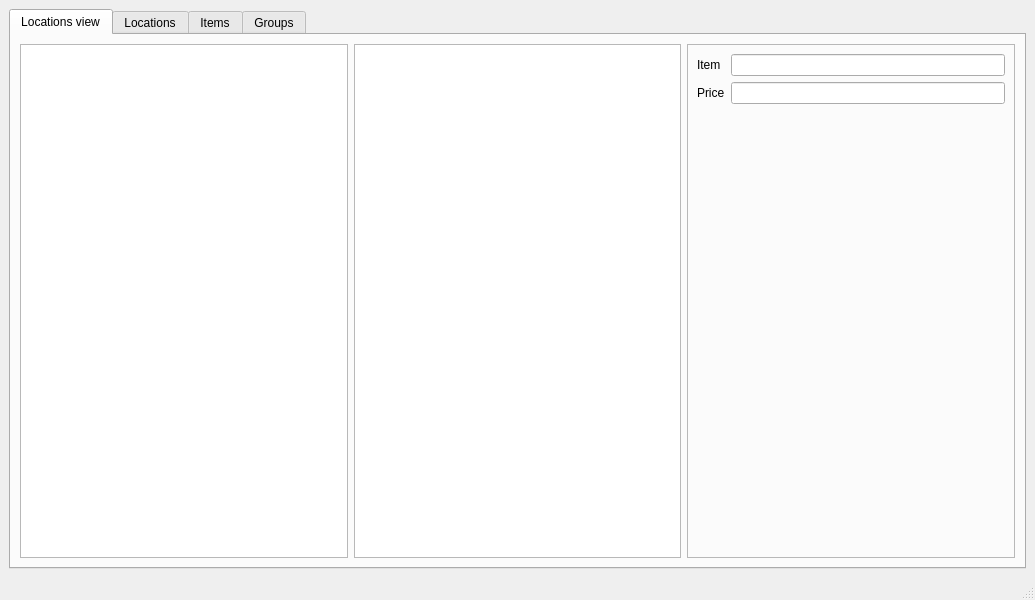
Qt form mainwindow.ui (Makimars/DnD-price-system) before a commit.
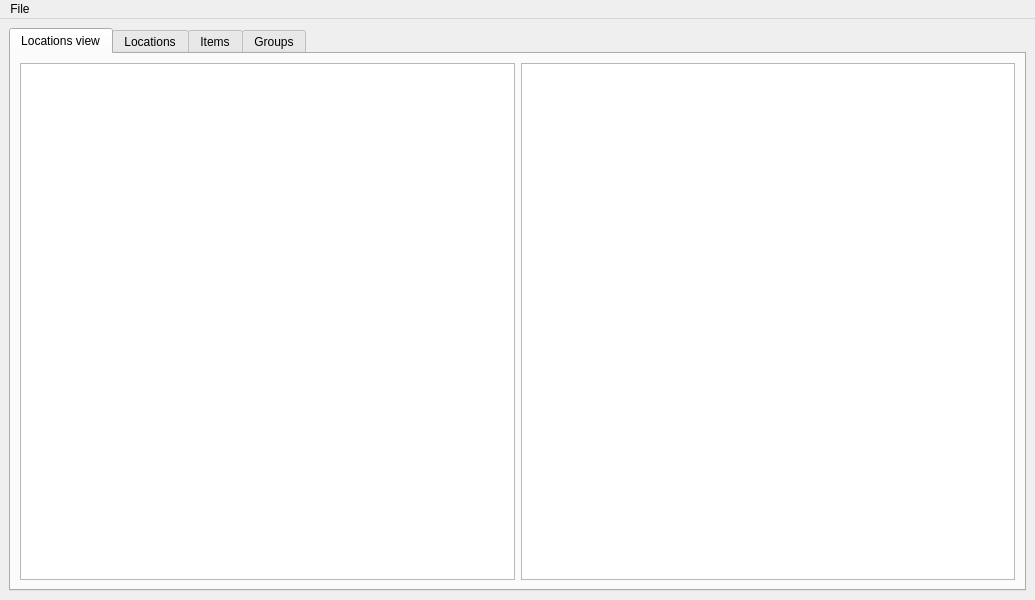
The same form after that commit. The open tabs and pages were chosen to show the change.

```diff
--- a/mainwindow.ui
+++ b/mainwindow.ui
@@ -29,59 +29,13 @@
          <widget class="QListWidget" name="locationsSelectView"/>
         </item>
         <item>
-         <widget class="QListWidget" name="itemsSelectView"/>
-        </item>
-        <item>
-         <widget class="QFrame" name="frame_9">
-          <property name="frameShape">
-           <enum>QFrame::StyledPanel</enum>
+         <widget class="QTableWidget" name="finalItemsView">
+          <property name="editTriggers">
+           <set>QAbstractItemView::NoEditTriggers</set>
           </property>
-          <property name="frameShadow">
-           <enum>QFrame::Raised</enum>
+          <property name="selectionMode">
+           <enum>QAbstractItemView::NoSelection</enum>
           </property>
-          <layout class="QFormLayout" name="formLayout_2">
-           <item row="1" column="1">
-            <widget class="QLineEdit" name="itemPriceView">
-             <property name="readOnly">
-              <bool>true</bool>
-             </property>
-            </widget>
-           </item>
-           <item row="0" column="0">
-            <widget class="QLabel" name="label_5">
-             <property name="text">
-              <string>Item</string>
-             </property>
-            </widget>
-           </item>
-           <item row="0" column="1">
-            <widget class="QLineEdit" name="itemNameView">
-             <property name="readOnly">
-              <bool>true</bool>
-             </property>
-            </widget>
-           </item>
-           <item row="1" column="0">
-            <widget class="QLabel" name="label_6">
-             <property name="text">
-              <string>Price</string>
-             </property>
-            </widget>
-           </item>
-           <item row="2" column="0">
-            <spacer name="verticalSpacer_3">
-             <property name="orientation">
-              <enum>Qt::Vertical</enum>
-             </property>
-             <property name="sizeHint" stdset="0">
-              <size>
-               <width>20</width>
-               <height>40</height>
-              </size>
-             </property>
-            </spacer>
-           </item>
-          </layout>
          </widget>
         </item>
        </layout>
@@ -423,7 +377,40 @@
     </item>
    </layout>
   </widget>
-  <widget class="QStatusBar" name="statusbar"/>
+  <widget class="QMenuBar" name="menuBar">
+   <property name="geometry">
+    <rect>
+     <x>0</x>
+     <y>0</y>
+     <width>1035</width>
+     <height>22</height>
+    </rect>
+   </property>
+   <widget class="QMenu" name="menuFile">
+    <property name="title">
+     <string>File</string>
+    </property>
+    <addaction name="actionNew"/>
+    <addaction name="actionOpen"/>
+    <addaction name="actionSave"/>
+   </widget>
+   <addaction name="menuFile"/>
+  </widget>
+  <action name="actionNew">
+   <property name="text">
+    <string>New</string>
+   </property>
+  </action>
+  <action name="actionOpen">
+   <property name="text">
+    <string>Open</string>
+   </property>
+  </action>
+  <action name="actionSave">
+   <property name="text">
+    <string>Save</string>
+   </property>
+  </action>
  </widget>
  <resources/>
  <connections/>
```
Left out of the diff: 23 changed lines with no effect on the pictures.
